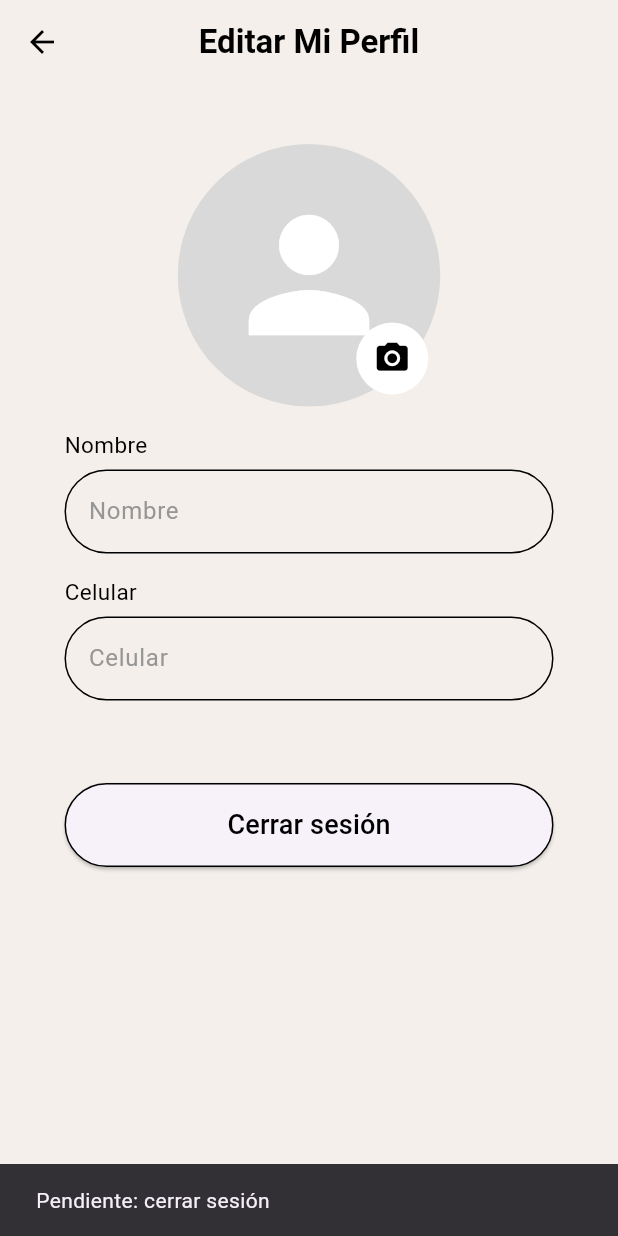
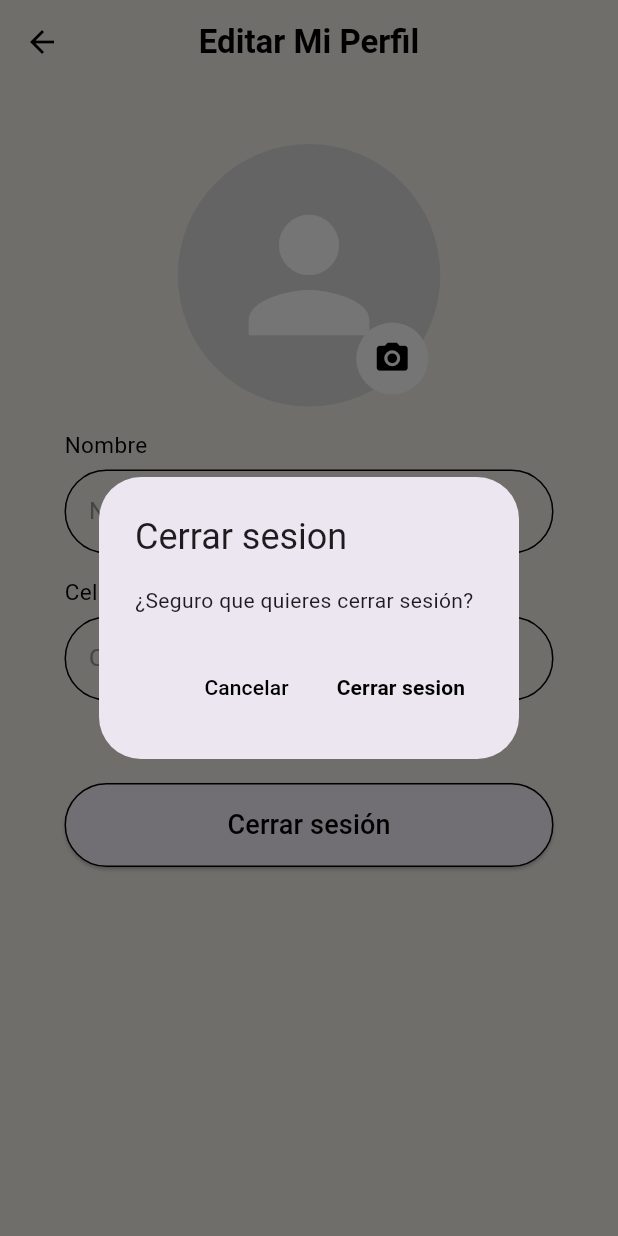
Before and after one commit to contrererick-ids/check-me-project, a Flutter app: the PerfilScreen screen opened directly, after a tap on "Cerrar sesión", on a phone screen of 412 x 824 dp. Run offline on Flutter 3.47's test engine with Material 3 defaults, Android fonts, the phone set to English and light mode, and no system bars; our stand-ins replace firebase_auth, firebase_core; accounts and stored records are empty.

Commit message:
Inicios de funcion de autenticacion

```diff
--- a/lib/main.dart
+++ b/lib/main.dart
@@ -1,10 +1,13 @@
 import 'package:flutter/material.dart';
-//import 'package:proyecto_entrega1/screens/nav.dart';
 import 'package:intl/date_symbol_data_local.dart';
 import 'package:proyecto_entrega1/screens/login.dart';
+import 'package:firebase_auth/firebase_auth.dart';
+import 'package:firebase_core/firebase_core.dart';
+import 'package:proyecto_entrega1/firebase_options.dart';
 
 void main() async {
   WidgetsFlutterBinding.ensureInitialized();
+  await Firebase.initializeApp(options: DefaultFirebaseOptions.currentPlatform);
   await initializeDateFormatting('es', null);
   runApp(const MyApp());
 }
@@ -19,7 +22,6 @@ class MyApp extends StatelessWidget {
         scaffoldBackgroundColor: const Color.fromARGB(255, 244, 239, 234),
       ),
       home: LoginScreen(),
-      /*home: NavPage(),*/
     );
   }
 }
--- a/lib/screens/home.dart
+++ b/lib/screens/home.dart
@@ -3,7 +3,6 @@ import 'package:intl/intl.dart';
 import 'package:proyecto_entrega1/models/trip.dart';
 import 'package:proyecto_entrega1/data/dummy_data.dart';
 import 'package:proyecto_entrega1/screens/activity_details.dart';
-import 'package:proyecto_entrega1/widgets/sidebar_drawer.dart';
 
 class HomePage extends StatefulWidget {
   const HomePage({super.key});
--- a/lib/screens/profile.dart
+++ b/lib/screens/profile.dart
@@ -1,4 +1,6 @@
 import 'package:flutter/material.dart';
+import 'package:firebase_auth/firebase_auth.dart';
+import 'package:proyecto_entrega1/screens/login.dart';
 
 class PerfilScreen extends StatelessWidget {
   const PerfilScreen({super.key});
@@ -6,6 +8,53 @@ class PerfilScreen extends StatelessWidget {
   void _mostrarMensaje(BuildContext context, String mensaje) {
     ScaffoldMessenger.of(context)
         .showSnackBar(SnackBar(content: Text(mensaje)));
+  }
+
+  Future<void> _signOut(BuildContext context) async {
+    // confirmacion antes de cerrar sesion
+    final confirm = await showDialog<bool>(
+      context: context,
+      builder: (context) => AlertDialog(
+        title: const Text('Cerrar sesion'),
+        content: const Text('¿Seguro que quieres cerrar sesión?'),
+        actions: [
+          TextButton(
+            onPressed: () => Navigator.pop(context, false),
+            child: const Text(
+              'Cancelar',
+              style: TextStyle(color: Colors.black),
+            ),
+          ),
+          TextButton(
+            onPressed: () => Navigator.pop(context, true),
+            child: const Text(
+              'Cerrar sesion',
+              style: TextStyle(
+                color: Colors.black,
+                fontWeight: FontWeight.bold,
+              ),
+            ),
+          ),
+        ],
+      ),
+    );
+
+    if (confirm != true) return;
+
+    try {
+      await FirebaseAuth.instance.signOut();
+
+      if (!context.mounted) return;
+      // quita todas las pantallas anteriores y regresa al login
+      Navigator.pushAndRemoveUntil(
+        context,
+        MaterialPageRoute(builder: (_) => const LoginScreen()),
+        (route) => false,
+      );
+    } catch (_) {
+      if (!context.mounted) return;
+      _mostrarMensaje(context, 'No se pudo cerrar sesion. Intenta de nuevo.');
+    }
   }
 
   @override
@@ -141,9 +190,7 @@ class PerfilScreen extends StatelessWidget {
 
           // Cerrar sesion
           ElevatedButton(
-            onPressed: () {
-              _mostrarMensaje(context, 'Pendiente: cerrar sesión');
-            },
+            onPressed: () => _signOut(context),
             style: ElevatedButton.styleFrom(
               foregroundColor: Colors.black,
               side: const BorderSide(color: Colors.black),
--- a/pubspec.yaml
+++ b/pubspec.yaml
@@ -35,6 +35,8 @@ dependencies:
   # Use with the CupertinoIcons class for iOS style icons.
   cupertino_icons: ^1.0.8
   intl: ^0.20.3
+  firebase_core: ^5.1.0
+  firebase_auth: ^7.0.1
 
 dev_dependencies:
   flutter_test:
```
Also changed, not shown: lib/screens/login.dart (+81 -41 lines), lib/screens/register.dart (+92 -24 lines), firebase.json (added), lib/firebase_options.dart (added), pubspec.lock, 6 other files.
